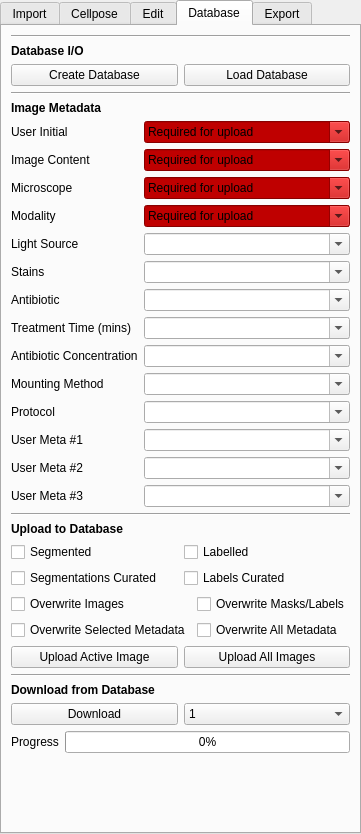
Before: the Qt Designer form src/napari_akseg/akseg_ui.ui in piedrro/napari-akseg, drawn with Qt 5.
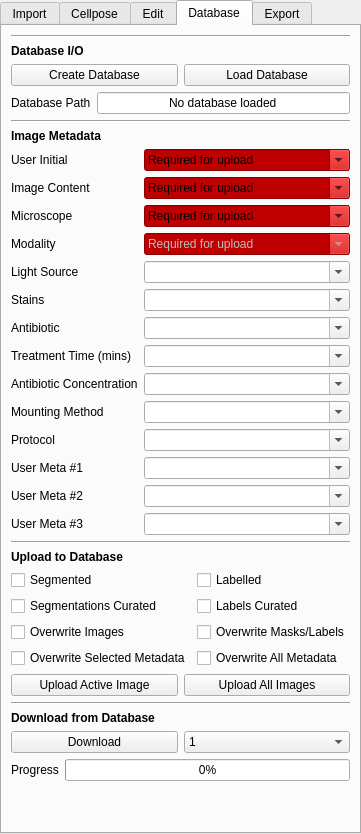
After: the same form once the commit is applied. The open tabs and pages were chosen to show the change.

Commit message: Autohide database controls

Patch:
```diff
--- a/src/napari_akseg/akseg_ui.ui
+++ b/src/napari_akseg/akseg_ui.ui
@@ -1255,6 +1255,33 @@
       </item>
      </layout>
     </item>
+    <item>
+     <layout class="QFormLayout" name="formLayout_9">
+      <item row="0" column="0">
+       <widget class="QLabel" name="display_database_path_label">
+        <property name="text">
+         <string>Database Path</string>
+        </property>
+       </widget>
+      </item>
+      <item row="0" column="1">
+       <widget class="QLineEdit" name="display_database_path">
+        <property name="text">
+         <string>No database loaded</string>
+        </property>
+        <property name="alignment">
+         <set>Qt::AlignCenter</set>
+        </property>
+        <property name="readOnly">
+         <bool>true</bool>
+        </property>
+        <property name="clearButtonEnabled">
+         <bool>false</bool>
+        </property>
+       </widget>
+      </item>
+     </layout>
+    </item>
     <item>
      <widget class="Line" name="line_13">
       <property name="orientation">
@@ -1286,6 +1313,9 @@
       </item>
       <item row="0" column="1">
        <widget class="QComboBox" name="upload_initial">
+        <property name="enabled">
+         <bool>true</bool>
+        </property>
         <property name="styleSheet">
          <string notr="true">background-color: rgb(191, 0, 0);</string>
         </property>
@@ -1328,6 +1358,9 @@
       </item>
       <item row="1" column="1">
        <widget class="QComboBox" name="upload_content">
+        <property name="enabled">
+         <bool>true</bool>
+        </property>
         <property name="styleSheet">
          <string notr="true">background-color: rgb(191, 0, 0);</string>
         </property>
@@ -1385,6 +1418,9 @@
       </item>
       <item row="2" column="1">
        <widget class="QComboBox" name="upload_microscope">
+        <property name="enabled">
+         <bool>true</bool>
+        </property>
         <property name="styleSheet">
          <string notr="true">background-color: rgb(191, 0, 0);</string>
         </property>
@@ -1437,6 +1473,9 @@
       </item>
       <item row="3" column="1">
        <widget class="QComboBox" name="upload_modality">
+        <property name="enabled">
+         <bool>false</bool>
+        </property>
         <property name="styleSheet">
          <string notr="true">background-color: rgb(191, 0, 0);</string>
         </property>
@@ -1494,6 +1533,9 @@
       </item>
       <item row="4" column="1">
        <widget class="QComboBox" name="upload_illumination">
+        <property name="enabled">
+         <bool>true</bool>
+        </property>
         <property name="editable">
          <bool>true</bool>
         </property>
@@ -1533,6 +1575,9 @@
       </item>
       <item row="5" column="1">
        <widget class="QComboBox" name="upload_stain">
+        <property name="enabled">
+         <bool>true</bool>
+        </property>
         <property name="editable">
          <bool>true</bool>
         </property>
@@ -1555,6 +1600,9 @@
       </item>
       <item row="11" column="1">
        <widget class="QComboBox" name="upload_protocol">
+        <property name="enabled">
+         <bool>true</bool>
+        </property>
         <property name="editable">
          <bool>true</bool>
         </property>
@@ -1574,6 +1622,9 @@
       </item>
       <item row="7" column="1">
        <widget class="QComboBox" name="upload_antibiotic">
+        <property name="enabled">
+         <bool>true</bool>
+        </property>
         <property name="editable">
          <bool>true</bool>
         </property>
@@ -1588,6 +1639,9 @@
       </item>
       <item row="10" column="1">
        <widget class="QComboBox" name="upload_mount">
+        <property name="enabled">
+         <bool>true</bool>
+        </property>
         <property name="editable">
          <bool>true</bool>
         </property>
@@ -1617,6 +1671,9 @@
       </item>
       <item row="9" column="1">
        <widget class="QComboBox" name="upload_abxconcentration">
+        <property name="enabled">
+         <bool>true</bool>
+        </property>
         <property name="editable">
          <bool>true</bool>
         </property>
@@ -1631,6 +1688,9 @@
       </item>
       <item row="8" column="1">
        <widget class="QComboBox" name="upload_treatmenttime">
+        <property name="enabled">
+         <bool>true</bool>
+        </property>
         <property name="editable">
          <bool>true</bool>
         </property>
@@ -1706,6 +1766,9 @@
       </item>
       <item row="12" column="1">
        <widget class="QComboBox" name="upload_usermeta1">
+        <property name="enabled">
+         <bool>true</bool>
+        </property>
         <property name="editable">
          <bool>true</bool>
         </property>
@@ -1713,6 +1776,9 @@
       </item>
       <item row="13" column="1">
        <widget class="QComboBox" name="upload_usermeta2">
+        <property name="enabled">
+         <bool>true</bool>
+        </property>
         <property name="editable">
          <bool>true</bool>
         </property>
@@ -1720,6 +1786,9 @@
       </item>
       <item row="14" column="1">
        <widget class="QComboBox" name="upload_usermeta3">
+        <property name="enabled">
+         <bool>true</bool>
+        </property>
         <property name="editable">
          <bool>true</bool>
         </property>
@@ -1751,20 +1820,19 @@
      <layout class="QGridLayout" name="gridLayout_8">
       <item row="0" column="0">
        <widget class="QCheckBox" name="upload_segmented">
+        <property name="enabled">
+         <bool>true</bool>
+        </property>
         <property name="text">
          <string>Segmented</string>
         </property>
        </widget>
       </item>
-      <item row="1" column="1">
-       <widget class="QCheckBox" name="upload_classcurated">
-        <property name="text">
-         <string>Labels Curated</string>
-        </property>
-       </widget>
-      </item>
       <item row="0" column="1">
        <widget class="QCheckBox" name="upload_labelled">
+        <property name="enabled">
+         <bool>true</bool>
+        </property>
         <property name="text">
          <string>Labelled</string>
         </property>
@@ -1772,38 +1840,59 @@
       </item>
       <item row="1" column="0">
        <widget class="QCheckBox" name="upload_segcurated">
+        <property name="enabled">
+         <bool>true</bool>
+        </property>
         <property name="text">
          <string>Segmentations Curated</string>
         </property>
        </widget>
       </item>
-     </layout>
-    </item>
-    <item>
-     <layout class="QGridLayout" name="gridLayout_9">
-      <item row="0" column="0">
+      <item row="1" column="1">
+       <widget class="QCheckBox" name="upload_classcurated">
+        <property name="enabled">
+         <bool>true</bool>
+        </property>
+        <property name="text">
+         <string>Labels Curated</string>
+        </property>
+       </widget>
+      </item>
+      <item row="2" column="0">
        <widget class="QCheckBox" name="upload_overwrite_images">
+        <property name="enabled">
+         <bool>true</bool>
+        </property>
         <property name="text">
          <string>Overwrite Images</string>
         </property>
        </widget>
       </item>
-      <item row="0" column="1">
+      <item row="2" column="1">
        <widget class="QCheckBox" name="upload_overwrite_masks">
+        <property name="enabled">
+         <bool>true</bool>
+        </property>
         <property name="text">
          <string>Overwrite Masks/Labels</string>
         </property>
        </widget>
       </item>
-      <item row="1" column="0">
+      <item row="3" column="0">
        <widget class="QCheckBox" name="overwrite_selected_metadata">
+        <property name="enabled">
+         <bool>true</bool>
+        </property>
         <property name="text">
          <string>Overwrite Selected Metadata</string>
         </property>
        </widget>
       </item>
-      <item row="1" column="1">
+      <item row="3" column="1">
        <widget class="QCheckBox" name="overwrite_all_metadata">
+        <property name="enabled">
+         <bool>true</bool>
+        </property>
         <property name="text">
          <string>Overwrite All Metadata</string>
         </property>
@@ -1815,6 +1904,9 @@
      <layout class="QGridLayout" name="gridLayout_7">
       <item row="0" column="1">
        <widget class="QPushButton" name="upload_all">
+        <property name="enabled">
+         <bool>true</bool>
+        </property>
         <property name="text">
          <string>Upload All Images</string>
         </property>
@@ -1822,6 +1914,9 @@
       </item>
       <item row="0" column="0">
        <widget class="QPushButton" name="upload_active">
+        <property name="enabled">
+         <bool>true</bool>
+        </property>
         <property name="text">
          <string>Upload Active Image</string>
         </property>
@@ -1853,6 +1948,12 @@
      <layout class="QGridLayout" name="gridLayout_10">
       <item row="0" column="1">
        <widget class="QComboBox" name="database_download_limit">
+        <property name="enabled">
+         <bool>true</bool>
+        </property>
+        <property name="frame">
+         <bool>true</bool>
+        </property>
         <item>
          <property name="text">
           <string>1</string>
@@ -1892,6 +1993,9 @@
       </item>
       <item row="0" column="0">
        <widget class="QPushButton" name="database_download">
+        <property name="enabled">
+         <bool>true</bool>
+        </property>
         <property name="text">
          <string>Download</string>
         </property>
```
Left out of the diff: 130 changed lines with no effect on the pictures. The commit also changes 2 other files.
